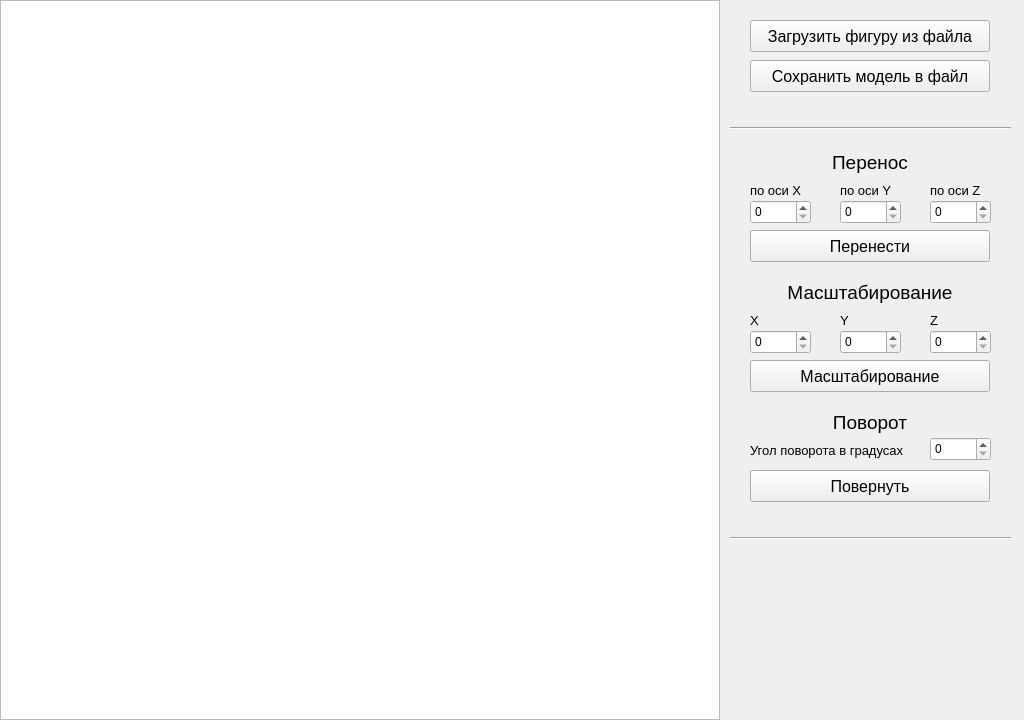
The window that antsor/lab_01/window.ui (SGCube/IU7-Object-Oriented-Programming) describes before a commit, drawn with Qt 5.
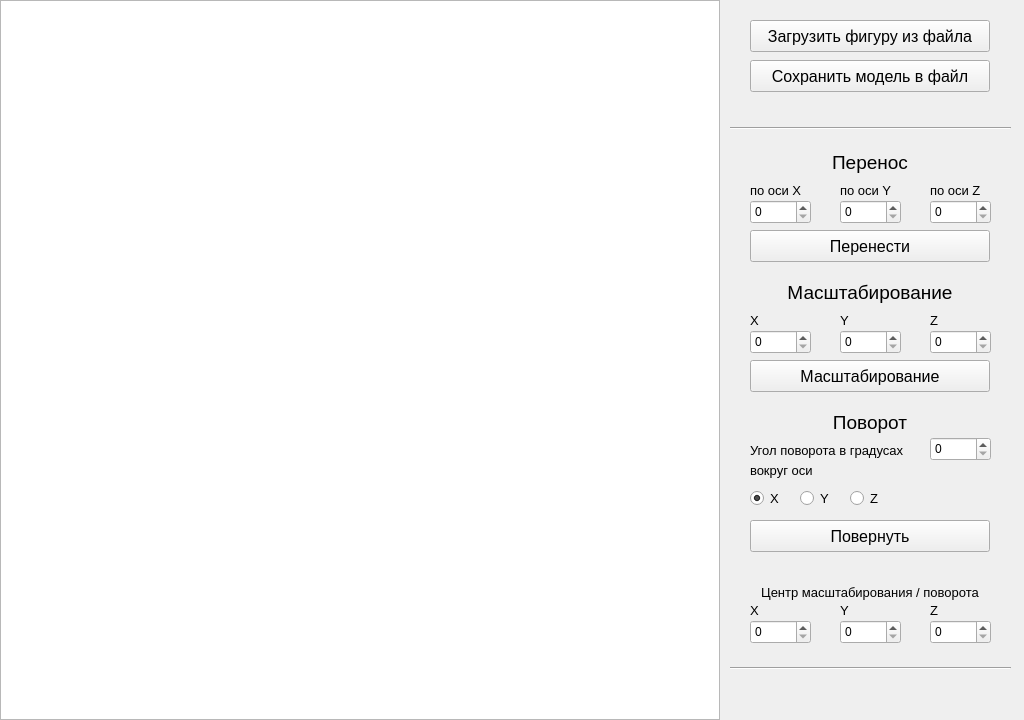
The same window after the commit.

```diff
--- a/antsor/lab_01/window.ui
+++ b/antsor/lab_01/window.ui
@@ -368,7 +368,7 @@
     <property name="geometry">
      <rect>
       <x>750</x>
-      <y>470</y>
+      <y>520</y>
       <width>240</width>
       <height>32</height>
      </rect>
@@ -399,7 +399,7 @@
     <property name="geometry">
      <rect>
       <x>730</x>
-      <y>530</y>
+      <y>660</y>
       <width>281</width>
       <height>16</height>
      </rect>
@@ -408,6 +408,189 @@
      <enum>Qt::Horizontal</enum>
     </property>
    </widget>
+   <widget class="QRadioButton" name="axisXRadio">
+    <property name="geometry">
+     <rect>
+      <x>750</x>
+      <y>490</y>
+      <width>41</width>
+      <height>17</height>
+     </rect>
+    </property>
+    <property name="font">
+     <font>
+      <pointsize>10</pointsize>
+     </font>
+    </property>
+    <property name="text">
+     <string>X</string>
+    </property>
+    <property name="checked">
+     <bool>true</bool>
+    </property>
+   </widget>
+   <widget class="QLabel" name="label_16">
+    <property name="geometry">
+     <rect>
+      <x>750</x>
+      <y>460</y>
+      <width>71</width>
+      <height>20</height>
+     </rect>
+    </property>
+    <property name="font">
+     <font>
+      <pointsize>10</pointsize>
+     </font>
+    </property>
+    <property name="text">
+     <string>вокруг оси</string>
+    </property>
+   </widget>
+   <widget class="QRadioButton" name="axisYRadio">
+    <property name="geometry">
+     <rect>
+      <x>800</x>
+      <y>490</y>
+      <width>41</width>
+      <height>17</height>
+     </rect>
+    </property>
+    <property name="font">
+     <font>
+      <pointsize>10</pointsize>
+     </font>
+    </property>
+    <property name="text">
+     <string>Y</string>
+    </property>
+   </widget>
+   <widget class="QRadioButton" name="axisZRadio">
+    <property name="geometry">
+     <rect>
+      <x>850</x>
+      <y>490</y>
+      <width>41</width>
+      <height>17</height>
+     </rect>
+    </property>
+    <property name="font">
+     <font>
+      <pointsize>10</pointsize>
+     </font>
+    </property>
+    <property name="text">
+     <string>Z</string>
+    </property>
+   </widget>
+   <widget class="QLabel" name="label_17">
+    <property name="geometry">
+     <rect>
+      <x>750</x>
+      <y>600</y>
+      <width>61</width>
+      <height>20</height>
+     </rect>
+    </property>
+    <property name="font">
+     <font>
+      <pointsize>10</pointsize>
+     </font>
+    </property>
+    <property name="text">
+     <string>X</string>
+    </property>
+   </widget>
+   <widget class="QSpinBox" name="cxSpinbox">
+    <property name="geometry">
+     <rect>
+      <x>750</x>
+      <y>620</y>
+      <width>61</width>
+      <height>24</height>
+     </rect>
+    </property>
+   </widget>
+   <widget class="QSpinBox" name="czSpinbox">
+    <property name="geometry">
+     <rect>
+      <x>930</x>
+      <y>620</y>
+      <width>61</width>
+      <height>24</height>
+     </rect>
+    </property>
+   </widget>
+   <widget class="QSpinBox" name="cySpinbox">
+    <property name="geometry">
+     <rect>
+      <x>840</x>
+      <y>620</y>
+      <width>61</width>
+      <height>24</height>
+     </rect>
+    </property>
+   </widget>
+   <widget class="QLabel" name="label_6">
+    <property name="geometry">
+     <rect>
+      <x>750</x>
+      <y>580</y>
+      <width>240</width>
+      <height>24</height>
+     </rect>
+    </property>
+    <property name="font">
+     <font>
+      <pointsize>10</pointsize>
+      <weight>50</weight>
+      <italic>false</italic>
+      <bold>false</bold>
+     </font>
+    </property>
+    <property name="text">
+     <string>Центр масштабирования / поворота</string>
+    </property>
+    <property name="alignment">
+     <set>Qt::AlignCenter</set>
+    </property>
+   </widget>
+   <widget class="QLabel" name="label_18">
+    <property name="geometry">
+     <rect>
+      <x>930</x>
+      <y>600</y>
+      <width>61</width>
+      <height>20</height>
+     </rect>
+    </property>
+    <property name="font">
+     <font>
+      <pointsize>10</pointsize>
+     </font>
+    </property>
+    <property name="text">
+     <string>Z</string>
+    </property>
+   </widget>
+   <widget class="QLabel" name="label_19">
+    <property name="geometry">
+     <rect>
+      <x>840</x>
+      <y>600</y>
+      <width>61</width>
+      <height>20</height>
+     </rect>
+    </property>
+    <property name="font">
+     <font>
+      <pointsize>10</pointsize>
+     </font>
+    </property>
+    <property name="text">
+     <string>Y</string>
+    </property>
+   </widget>
   </widget>
  </widget>
  <layoutdefault spacing="6" margin="11"/>
```
